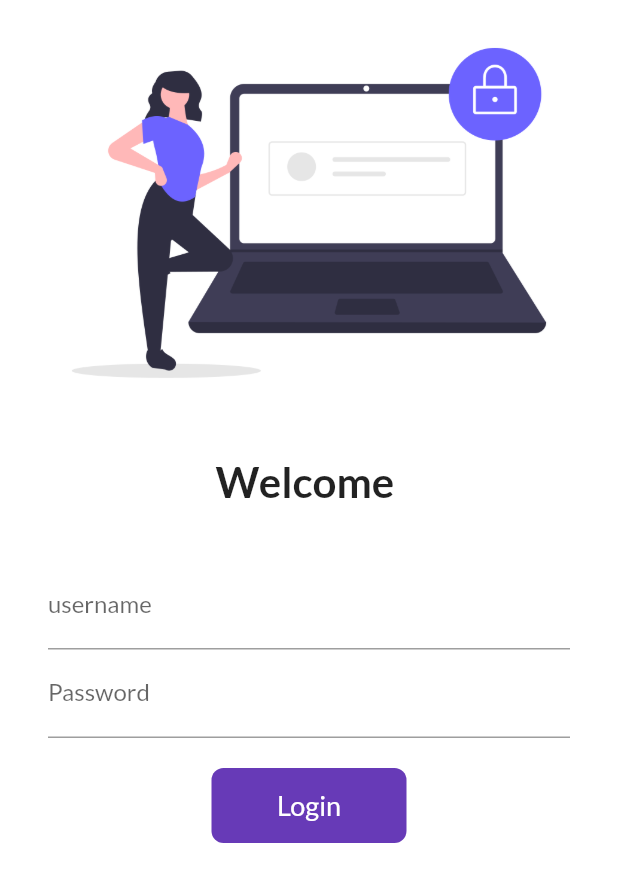
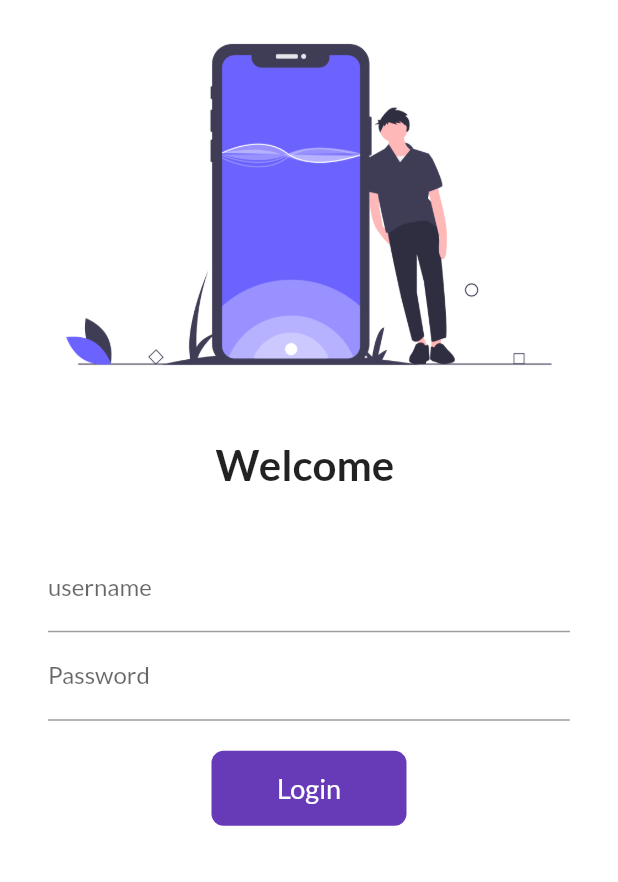
Before and after one commit to Superman005/flutter-practice, a Flutter app: the screen it shows after launch, on a phone screen of 412 x 824 dp. Shown: the top 882 px of the screen. Run offline on Flutter 3.47's test engine with Material 2 defaults, Android fonts, the phone set to English and light mode, and no system bars; our stand-ins replace google_fonts.

Commit message:
Day 8 Completed

```diff
--- a/lib/pages/login_page.dart
+++ b/lib/pages/login_page.dart
@@ -10,15 +10,32 @@ class _LoginPageState extends State<LoginPage> {
   String name = "";
   bool changeButton = false;
 
+  final _formkey = GlobalKey<FormState>();
+
+  //method banako aauta
+  moveToHome(BuildContext content) async {
+    if (_formkey.currentState.validate()) {
+      setState(() {
+        changeButton = true;
+      });
+      await Future.delayed(Duration(seconds: 1));
+      await Navigator.pushNamed(context, MyRoutes.homeRoute);
+      setState(() {
+        changeButton = false;
+      });
+    }
+  }
+
   @override
   Widget build(BuildContext context) {
     return Material(
       color: Colors.white,
       child: SingleChildScrollView(
+        child: Form(
           child: Column(
             children: [
               Image.asset(
-              "assets/images/login_image.png",
+                "assets/images/undraw_Mobile_application_mr4r.png",
                 fit: BoxFit.cover,
                 // height: 20,
               ),
@@ -36,13 +53,22 @@ class _LoginPageState extends State<LoginPage> {
                 height: 20,
               ),
               Padding(
-              padding: const EdgeInsets.symmetric(vertical: 16, horizontal: 32),
+                padding:
+                    const EdgeInsets.symmetric(vertical: 16, horizontal: 32),
+                child: Form(
+                  key: _formkey,
                   child: Column(children: [
                     TextFormField(
                       decoration: InputDecoration(
                         labelText: "username",
                         hintText: "Enter username",
                       ),
+                      validator: (value) {
+                        if (value.isEmpty) {
+                          return "Username not entered";
+                        }
+                        return null;
+                      },
                       onChanged: (value) {
                         name = value;
                         setState(() {});
@@ -54,20 +80,28 @@ class _LoginPageState extends State<LoginPage> {
                         labelText: "Password",
                         hintText: "Enter password",
                       ),
+                      validator: (value) {
+                        if (value.isEmpty) {
+                          return "Password not entered";
+                        } else if (value.length < 6) {
+                          return "Password length should be at least 6";
+                        }
+                        return null;
+                      },
                     ),
                     SizedBox(
                       height: 20,
                     ),
-                InkWell(
-                  onTap: () async {
-                    setState(() {
-                      changeButton = true;
-                    });
-                    await Future.delayed(Duration(seconds: 1));
-                    Navigator.pushNamed(context, MyRoutes.homeRoute);
-                  },
+                    Material(
+                      //ancestors dida tesko child vitra decoration hunuvayena
+                      color: Colors.deepPurple,
+                      borderRadius: BorderRadius.circular(
+                        changeButton ? 50 : 8,
+                      ),
+                      child: InkWell(
+                        onTap: () => moveToHome(context),
                         child: AnimatedContainer(
-                    duration: Duration(seconds: 1),
+                          duration: Duration(milliseconds: 350),
                           width: changeButton ? 50 : 130,
                           height: 50,
                           alignment: Alignment.center,
@@ -81,11 +115,12 @@ class _LoginPageState extends State<LoginPage> {
                                     fontSize: 18,
                                     color: Colors.white,
                                   )),
-                    decoration: BoxDecoration(
-                      color: Colors.deepPurple,
-                      borderRadius: BorderRadius.circular(
-                        changeButton ? 50 : 8,
-                      ),
+                          // decoration: BoxDecoration(
+                          //   color: Colors.deepPurple,
+                          //   borderRadius: BorderRadius.circular(
+                          //     changeButton ? 50 : 8,
+                          //   ),
+                          // ),
                         ),
                       ),
                     )
@@ -101,8 +136,10 @@ class _LoginPageState extends State<LoginPage> {
                     //   },
                     // ),
                   ]),
+                ),
               )
             ],
+          ),
         ),
       ),
     );
```
Also changed, not shown: assets/images/undraw_Mobile_application_mr4r.png (added). Lines whose indentation alone changed are shown as unchanged.
